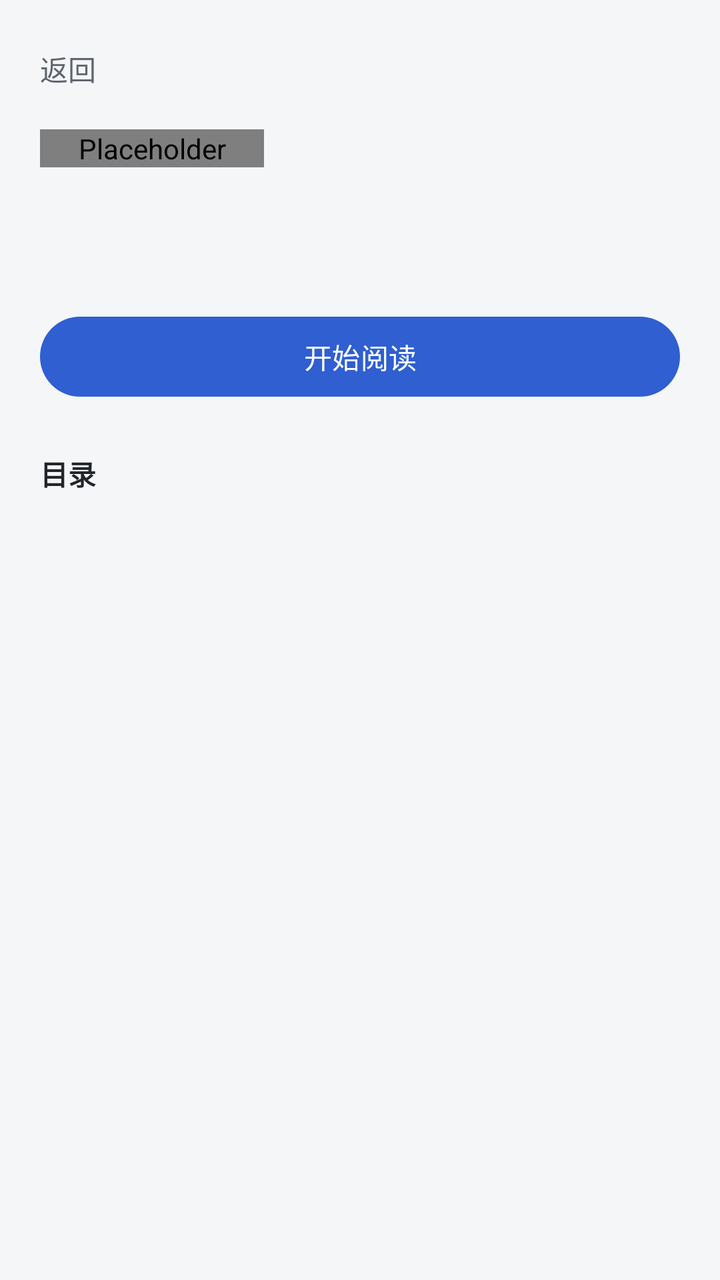
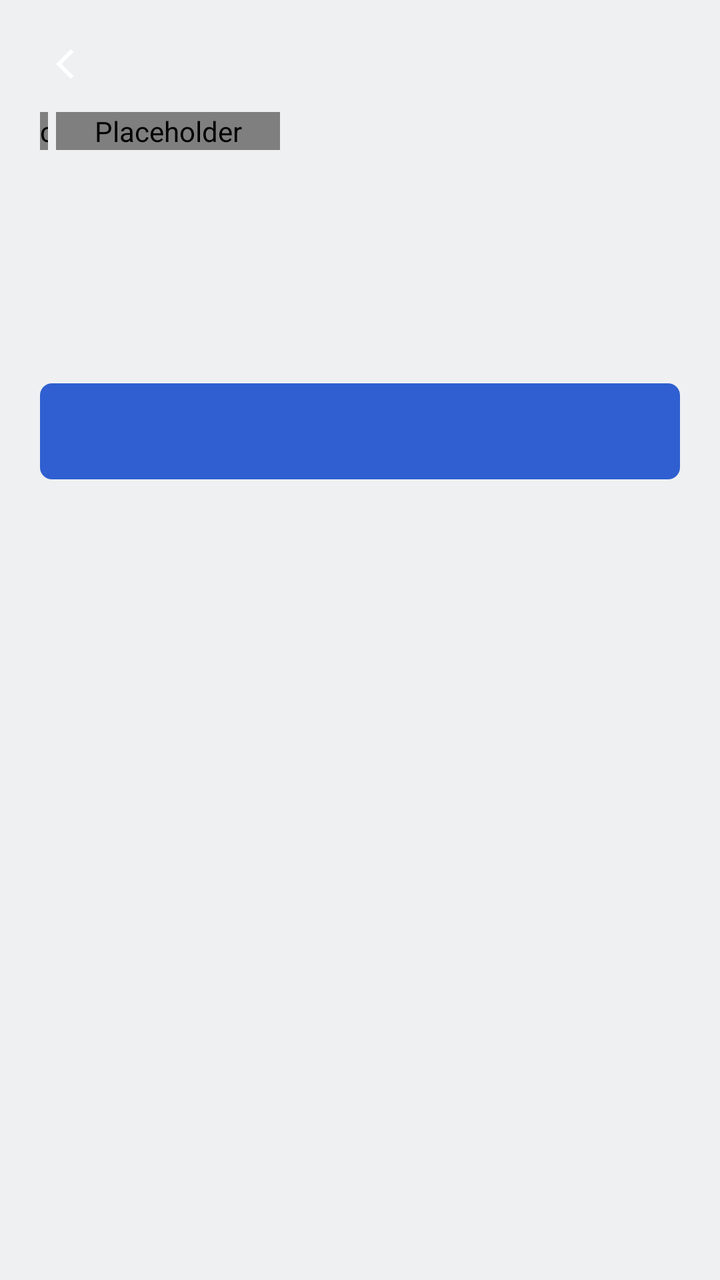

The first picture is an Android layout as it rendered before a commit; the second is the same layout after the commit. The layout source and the unified diff follow.
<!-- AndroidManifest.xml: application theme Theme.NasComic -->
<!-- res/layout/activity_detail.xml -->
<?xml version="1.0" encoding="utf-8"?>
<LinearLayout xmlns:android="http://schemas.android.com/apk/res/android"
    android:layout_width="match_parent"
    android:layout_height="match_parent"
    android:orientation="vertical"
    android:background="@color/shell_background">

    <LinearLayout
        android:layout_width="match_parent"
        android:layout_height="wrap_content"
        android:orientation="horizontal"
        android:gravity="center_vertical"
        android:paddingStart="8dp"
        android:paddingEnd="20dp"
        android:paddingTop="12dp"
        android:paddingBottom="8dp">

        <TextView
            android:id="@+id/back"
            android:layout_width="wrap_content"
            android:layout_height="wrap_content"
            android:padding="12dp"
            android:text="@string/action_back"
            android:textColor="@color/shell_ink_muted"
            android:textSize="14sp"
            android:background="?attr/selectableItemBackgroundBorderless" />

    </LinearLayout>

    <ScrollView
        android:layout_width="match_parent"
        android:layout_height="0dp"
        android:layout_weight="1"
        android:fillViewport="true">

        <LinearLayout
            android:layout_width="match_parent"
            android:layout_height="wrap_content"
            android:orientation="vertical"
            android:paddingHorizontal="20dp"
            android:paddingBottom="24dp">

            <LinearLayout
                android:layout_width="match_parent"
                android:layout_height="wrap_content"
                android:orientation="horizontal">

                <com.nascomic.reader.ui.widget.AspectImageView
                    android:id="@+id/cover"
                    android:layout_width="112dp"
                    android:layout_height="wrap_content"
                    android:background="@color/cover_placeholder"
                    android:scaleType="centerCrop"
                    android:contentDescription="@null" />

                <LinearLayout
                    android:layout_width="0dp"
                    android:layout_height="wrap_content"
                    android:layout_weight="1"
                    android:layout_marginStart="16dp"
                    android:orientation="vertical">

                    <TextView
                        android:id="@+id/title"
                        android:layout_width="match_parent"
                        android:layout_height="wrap_content"
                        android:textColor="@color/shell_ink"
                        android:textSize="19sp"
                        android:lineSpacingExtra="3dp"
                        android:fontFamily="serif" />

                    <TextView
                        android:id="@+id/meta"
                        android:layout_width="match_parent"
                        android:layout_height="wrap_content"
                        android:layout_marginTop="8dp"
                        android:textColor="@color/shell_ink_muted"
                        android:textSize="12sp" />

                    <TextView
                        android:id="@+id/progress_info"
                        android:layout_width="match_parent"
                        android:layout_height="wrap_content"
                        android:layout_marginTop="4dp"
                        android:textColor="@color/brand_indigo"
                        android:textSize="12sp" />

                </LinearLayout>

            </LinearLayout>

            <Button
                android:id="@+id/primary"
                android:layout_width="match_parent"
                android:layout_height="wrap_content"
                android:layout_marginTop="20dp"
                android:text="@string/detail_start_reading" />

            <TextView
                android:id="@+id/toc_header"
                android:layout_width="match_parent"
                android:layout_height="wrap_content"
                android:layout_marginTop="24dp"
                android:text="@string/detail_toc"
                android:textColor="@color/shell_ink"
                android:textSize="14sp"
                android:textStyle="bold" />

            <TextView
                android:id="@+id/toc_hint"
                android:layout_width="match_parent"
                android:layout_height="wrap_content"
                android:layout_marginTop="8dp"
                android:textColor="@color/shell_ink_muted"
                android:textSize="12sp" />

            <TextView
                android:id="@+id/bm_header"
                android:layout_width="match_parent"
                android:layout_height="wrap_content"
                android:layout_marginTop="24dp"
                android:text="@string/detail_bookmarks"
                android:textColor="@color/shell_ink"
                android:textSize="14sp"
                android:textStyle="bold"
                android:visibility="gone" />

            <LinearLayout
                android:id="@+id/bm_list"
                android:layout_width="match_parent"
                android:layout_height="wrap_content"
                android:layout_marginTop="8dp"
                android:orientation="vertical" />

            <LinearLayout
                android:id="@+id/toc_list"
                android:layout_width="match_parent"
                android:layout_height="wrap_content"
                android:layout_marginTop="8dp"
                android:orientation="vertical" />

        </LinearLayout>

    </ScrollView>

</LinearLayout>
<!-- resources referenced by this layout -->
<resources>
  <color name="brand_indigo">#2F5FD0</color>
  <color name="cover_placeholder">#E2E6EA</color>
  <color name="shell_background">#F4F6F8</color>
  <color name="shell_ink">#22262B</color>
  <color name="shell_ink_muted">#5F666D</color>
  <string name="action_back">返回</string>
  <string name="detail_bookmarks">书签</string>
  <string name="detail_start_reading">开始阅读</string>
  <string name="detail_toc">目录</string>
  <style name="Theme.NasComic" parent="Theme.Material3.Light.NoActionBar">
          <item name="colorPrimary">@color/brand_indigo</item>
          <item name="colorOnPrimary">#FFFFFF</item>
          <item name="colorSurface">@color/shell_background</item>
          <item name="colorOnSurface">@color/shell_ink</item>
          <item name="android:windowBackground">@color/shell_background</item>
          <item name="android:statusBarColor">@color/shell_background</item>
          <item name="android:windowLightStatusBar">true</item>
      </style>
</resources>

<!-- the commit's change to res/layout/activity_detail.xml (unified diff, before → after) -->
@@ -2,29 +2,26 @@
 <LinearLayout xmlns:android="http://schemas.android.com/apk/res/android"
     android:layout_width="match_parent"
     android:layout_height="match_parent"
-    android:orientation="vertical"
-    android:background="@color/shell_background">
+    android:background="@color/shell_background"
+    android:orientation="vertical">
 
     <LinearLayout
         android:layout_width="match_parent"
         android:layout_height="wrap_content"
+        android:gravity="center_vertical"
         android:orientation="horizontal"
-        android:gravity="center_vertical"
         android:paddingStart="8dp"
-        android:paddingEnd="20dp"
-        android:paddingTop="12dp"
-        android:paddingBottom="8dp">
-
-        <TextView
+        android:paddingEnd="8dp"
+        android:paddingTop="8dp">
+
+        <ImageView
             android:id="@+id/back"
-            android:layout_width="wrap_content"
-            android:layout_height="wrap_content"
+            android:layout_width="48dp"
+            android:layout_height="48dp"
             android:padding="12dp"
-            android:text="@string/action_back"
-            android:textColor="@color/shell_ink_muted"
-            android:textSize="14sp"
-            android:background="?attr/selectableItemBackgroundBorderless" />
-
+            android:src="@drawable/ic_back_arrow"
+            android:background="?attr/selectableItemBackgroundBorderless"
+            android:contentDescription="@string/action_back" />
     </LinearLayout>
 
     <ScrollView
@@ -45,29 +42,41 @@
                 android:layout_height="wrap_content"
                 android:orientation="horizontal">
 
-                <com.nascomic.reader.ui.widget.AspectImageView
-                    android:id="@+id/cover"
-                    android:layout_width="112dp"
-                    android:layout_height="wrap_content"
-                    android:background="@color/cover_placeholder"
-                    android:scaleType="centerCrop"
-                    android:contentDescription="@null" />
+                <LinearLayout
+                    android:layout_width="wrap_content"
+                    android:layout_height="wrap_content"
+                    android:orientation="horizontal">
+
+                    <com.nascomic.reader.ui.widget.SpineProgress
+                        android:id="@+id/spine"
+                        android:layout_width="4dp"
+                        android:layout_height="match_parent"
+                        android:layout_marginEnd="4dp" />
+
+                    <com.nascomic.reader.ui.widget.AspectImageView
+                        android:id="@+id/cover"
+                        android:layout_width="112dp"
+                        android:layout_height="wrap_content"
+                        android:background="@color/cover_placeholder"
+                        android:scaleType="centerCrop"
+                        android:contentDescription="@null" />
+                </LinearLayout>
 
                 <LinearLayout
                     android:layout_width="0dp"
                     android:layout_height="wrap_content"
+                    android:layout_marginStart="16dp"
                     android:layout_weight="1"
-                    android:layout_marginStart="16dp"
                     android:orientation="vertical">
 
                     <TextView
                         android:id="@+id/title"
                         android:layout_width="match_parent"
                         android:layout_height="wrap_content"
+                        android:fontFamily="serif"
+                        android:lineSpacingExtra="3dp"
                         android:textColor="@color/shell_ink"
-                        android:textSize="19sp"
-                        android:lineSpacingExtra="3dp"
-                        android:fontFamily="serif" />
+                        android:textSize="22sp" />
 
                     <TextView
                         android:id="@+id/meta"
@@ -78,69 +87,121 @@
                         android:textSize="12sp" />
 
                     <TextView
-                        android:id="@+id/progress_info"
-                        android:layout_width="match_parent"
-                        android:layout_height="wrap_content"
-                        android:layout_marginTop="4dp"
-                        android:textColor="@color/brand_indigo"
+                        android:id="@+id/source_line"
+                        android:layout_width="match_parent"
+                        android:layout_height="wrap_content"
+                        android:layout_marginTop="2dp"
+                        android:ellipsize="end"
+                        android:maxLines="1"
+                        android:textColor="@color/shell_ink_muted"
                         android:textSize="12sp" />
 
+                    <LinearLayout
+                        android:layout_width="match_parent"
+                        android:layout_height="wrap_content"
+                        android:layout_marginTop="10dp"
+                        android:gravity="bottom"
+                        android:orientation="horizontal">
+
+                        <TextView
+                            android:id="@+id/percent"
+                            android:layout_width="wrap_content"
+                            android:layout_height="wrap_content"
+                            android:fontFamily="serif"
+                            android:textColor="@color/shell_ink"
+                            android:textSize="26sp" />
+
+                        <TextView
+                            android:id="@+id/read_info"
+                            android:layout_width="0dp"
+                            android:layout_height="wrap_content"
+                            android:layout_marginStart="8dp"
+                            android:layout_weight="1"
+                            android:textColor="@color/shell_ink_muted"
+                            android:textSize="11sp" />
+                    </LinearLayout>
                 </LinearLayout>
-
             </LinearLayout>
 
-            <Button
+            <TextView
                 android:id="@+id/primary"
                 android:layout_width="match_parent"
-                android:layout_height="wrap_content"
+                android:layout_height="48dp"
                 android:layout_marginTop="20dp"
-                android:text="@string/detail_start_reading" />
-
-            <TextView
-                android:id="@+id/toc_header"
-                android:layout_width="match_parent"
-                android:layout_height="wrap_content"
-                android:layout_marginTop="24dp"
-                android:text="@string/detail_toc"
-                android:textColor="@color/shell_ink"
-                android:textSize="14sp"
-                android:textStyle="bold" />
+                android:background="@drawable/bg_primary"
+                android:gravity="center"
+                android:textColor="#FFFFFF"
+                android:textSize="15sp" />
+
+            <TextView
+                android:id="@+id/secondary"
+                android:layout_width="match_parent"
+                android:layout_height="44dp"
+                android:layout_marginTop="4dp"
+                android:gravity="center"
+                android:text="@string/detail_start_from_first"
+                android:textColor="@color/shell_ink_muted"
+                android:textSize="13sp"
+                android:background="?attr/selectableItemBackground"
+                android:visibility="gone" />
+
+            <LinearLayout
+                android:layout_width="match_parent"
+                android:layout_height="wrap_content"
+                android:layout_marginTop="20dp"
+                android:gravity="center_vertical"
+                android:orientation="horizontal">
+
+                <TextView
+                    android:id="@+id/toc_header"
+                    android:layout_width="0dp"
+                    android:layout_height="wrap_content"
+                    android:layout_weight="1"
+                    android:fontFamily="serif"
+                    android:textColor="@color/shell_ink"
+                    android:textSize="16sp" />
+
+                <TextView
+                    android:id="@+id/toc_count"
+                    android:layout_width="wrap_content"
+                    android:layout_height="wrap_content"
+                    android:textColor="@color/shell_ink_muted"
+                    android:textSize="12sp" />
+            </LinearLayout>
 
             <TextView
                 android:id="@+id/toc_hint"
                 android:layout_width="match_parent"
                 android:layout_height="wrap_content"
-                android:layout_marginTop="8dp"
+                android:layout_marginTop="10dp"
                 android:textColor="@color/shell_ink_muted"
                 android:textSize="12sp" />
 
+            <LinearLayout
+                android:id="@+id/toc_list"
+                android:layout_width="match_parent"
+                android:layout_height="wrap_content"
+                android:layout_marginTop="6dp"
+                android:orientation="vertical" />
+
             <TextView
                 android:id="@+id/bm_header"
-                android:layout_width="match_parent"
+                android:layout_width="wrap_content"
                 android:layout_height="wrap_content"
                 android:layout_marginTop="24dp"
+                android:fontFamily="serif"
                 android:text="@string/detail_bookmarks"
                 android:textColor="@color/shell_ink"
-                android:textSize="14sp"
-                android:textStyle="bold"
+                android:textSize="16sp"
                 android:visibility="gone" />
 
             <LinearLayout
                 android:id="@+id/bm_list"
                 android:layout_width="match_parent"
                 android:layout_height="wrap_content"
-                android:layout_marginTop="8dp"
+                android:layout_marginTop="6dp"
                 android:orientation="vertical" />
 
-            <LinearLayout
-                android:id="@+id/toc_list"
-                android:layout_width="match_parent"
-                android:layout_height="wrap_content"
-                android:layout_marginTop="8dp"
-                android:orientation="vertical" />
-
         </LinearLayout>
-
     </ScrollView>
-
 </LinearLayout>
<!-- resource entries referenced after the edit -->
@@ -2,13 +2,40 @@
 <resources>
   <color name="brand_indigo">#2F5FD0</color>
   <color name="cover_placeholder">#E2E6EA</color>
-  <color name="shell_background">#F4F6F8</color>
+  <color name="shell_background">#EEF0F2</color>
   <color name="shell_ink">#22262B</color>
   <color name="shell_ink_muted">#5F666D</color>
+  <!-- drawable bg_primary (drawable) -->
+  <?xml version="1.0" encoding="utf-8"?>
+  <selector xmlns:android="http://schemas.android.com/apk/res/android">
+      <item android:state_pressed="true">
+          <shape android:shape="rectangle">
+              <solid android:color="@color/brand_indigo_press" />
+              <corners android:radius="6dp" />
+          </shape>
+      </item>
+      <item>
+          <shape android:shape="rectangle">
+              <solid android:color="@color/brand_indigo" />
+              <corners android:radius="6dp" />
+          </shape>
+      </item>
+  </selector>
+  <!-- drawable ic_back_arrow (drawable) -->
+  <?xml version="1.0" encoding="utf-8"?>
+  <vector xmlns:android="http://schemas.android.com/apk/res/android"
+      android:width="24dp"
+      android:height="24dp"
+      android:viewportWidth="24"
+      android:viewportHeight="24"
+      android:tint="#FFFFFF">
+      <path
+          android:fillColor="#FFFFFF"
+          android:pathData="M15.4,4.6 L8,12 L15.4,19.4 L16.8,18 L10.8,12 L16.8,6 Z" />
+  </vector>
   <string name="action_back">返回</string>
   <string name="detail_bookmarks">书签</string>
-  <string name="detail_start_reading">开始阅读</string>
-  <string name="detail_toc">目录</string>
+  <string name="detail_start_from_first">从头开始</string>
   <style name="Theme.NasComic" parent="Theme.Material3.Light.NoActionBar">
           <item name="colorPrimary">@color/brand_indigo</item>
           <item name="colorOnPrimary">#FFFFFF</item>
@@ -18,5 +45,6 @@
           <item name="android:statusBarColor">@color/shell_background</item>
           <item name="android:windowLightStatusBar">true</item>
       </style>
+  <color name="brand_indigo_press">#1F4AB0</color>
 </resources>
 
